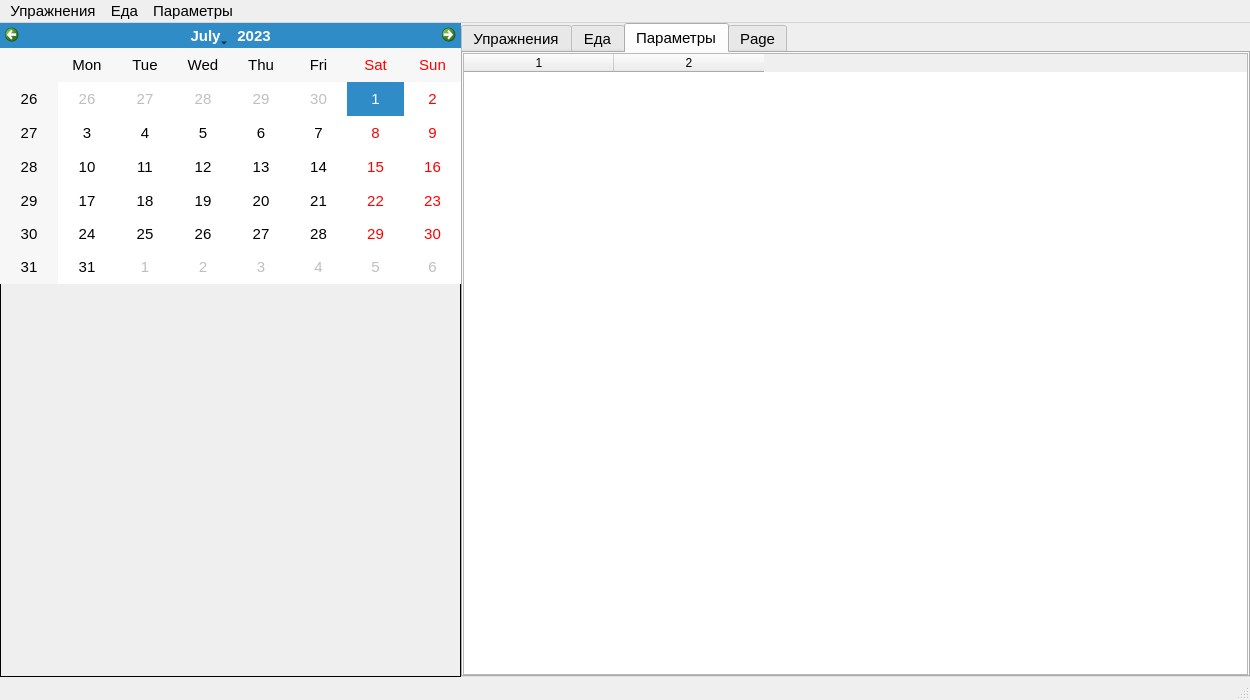
Before: the Qt Designer form src/mainwindow.ui in silvermannn/Diary, drawn with Qt 5.
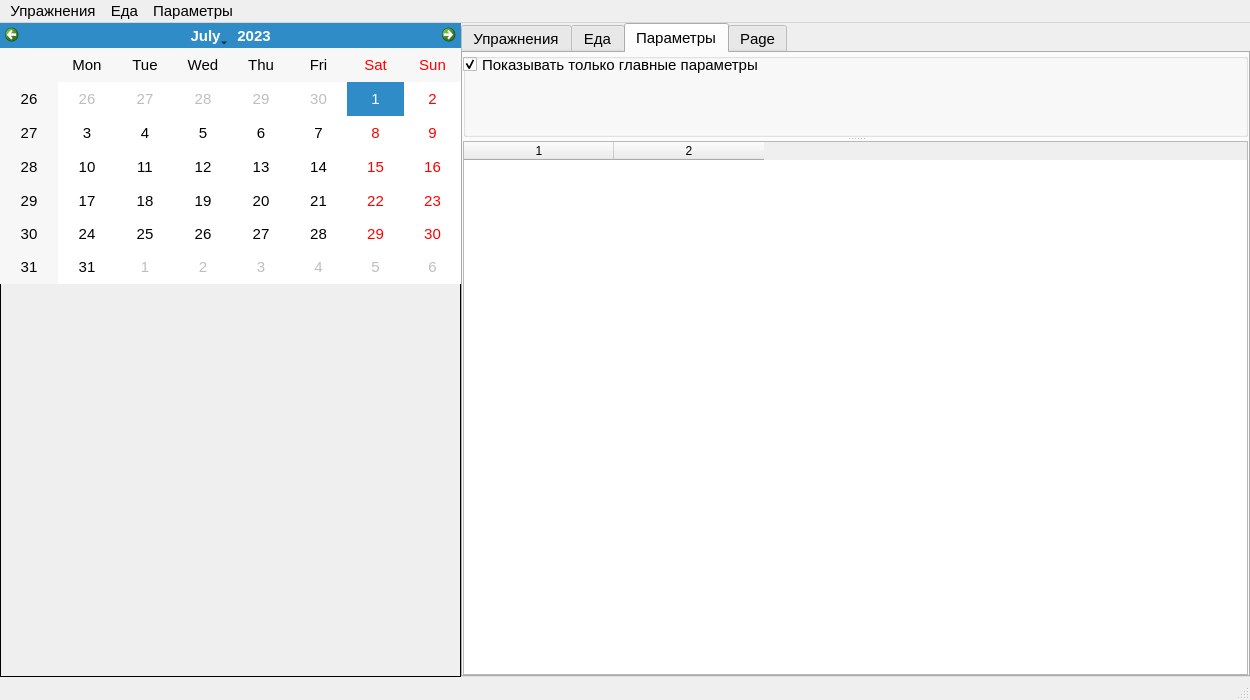
After: the same form once the commit is applied. The open tabs and pages were chosen to show the change.

Commit message: Filter tracked parameters

The edit to the form file:
```diff
--- a/src/mainwindow.ui
+++ b/src/mainwindow.ui
@@ -304,6 +304,12 @@
          <verstretch>0</verstretch>
         </sizepolicy>
        </property>
+       <property name="maximumSize">
+        <size>
+         <width>16777215</width>
+         <height>16777215</height>
+        </size>
+       </property>
        <property name="orientation">
         <enum>Qt::Vertical</enum>
        </property>
@@ -313,6 +319,36 @@
        <attribute name="title">
         <string>Параметры</string>
        </attribute>
+       <widget class="QGroupBox" name="groupBox">
+        <property name="minimumSize">
+         <size>
+          <width>0</width>
+          <height>20</height>
+         </size>
+        </property>
+        <widget class="QCheckBox" name="chkShowNonMainParameters">
+         <property name="geometry">
+          <rect>
+           <x>0</x>
+           <y>0</y>
+           <width>341</width>
+           <height>23</height>
+          </rect>
+         </property>
+         <property name="sizePolicy">
+          <sizepolicy hsizetype="Minimum" vsizetype="Minimum">
+           <horstretch>0</horstretch>
+           <verstretch>0</verstretch>
+          </sizepolicy>
+         </property>
+         <property name="text">
+          <string>Показывать только главные параметры</string>
+         </property>
+         <property name="checked">
+          <bool>true</bool>
+         </property>
+        </widget>
+       </widget>
        <widget class="QTableWidget" name="tableParameter">
         <property name="minimumSize">
          <size>
```
Left out of the diff: 25 changed lines with no effect on the pictures. The commit also changes 6 other files.
